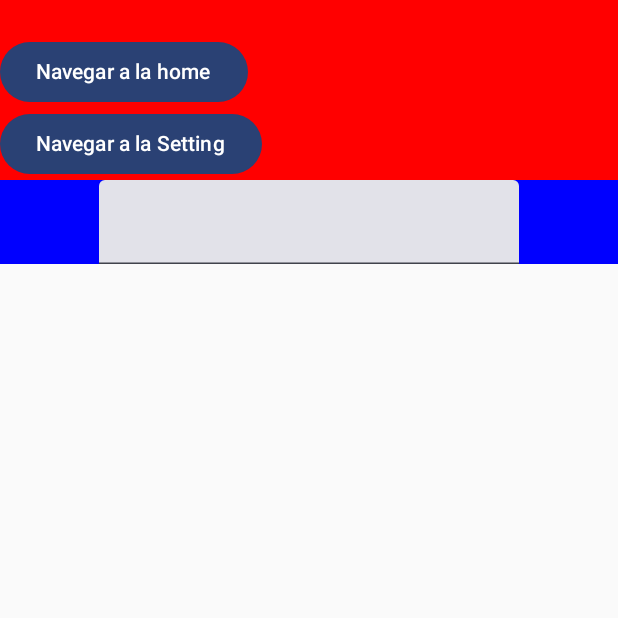
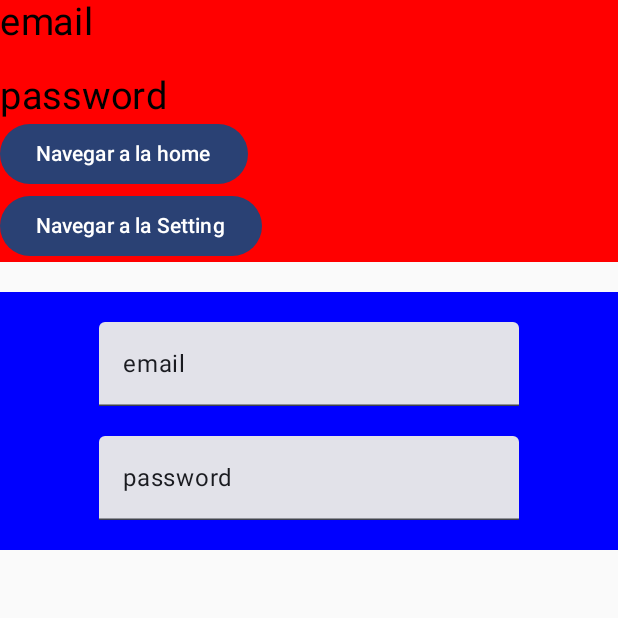
Before and after one commit to jorgez300/AndroidCMPCDemo, an Android app built with Jetpack Compose: the screen it shows after launch (MainActivity), on a phone screen of 412 x 824 dp, the top half of it. Run offline under Robolectric (Android 15) with nearby library versions, the phone set to English and light mode, and no system bars.

Commit message:
ajustes view model

```diff
--- a/app/src/main/java/com/demo/demobaseandroid2/screens/login/LoginScreen.kt
+++ b/app/src/main/java/com/demo/demobaseandroid2/screens/login/LoginScreen.kt
@@ -3,10 +3,12 @@ package com.demo.demobaseandroid2.screens.login
 import androidx.compose.foundation.background
 import androidx.compose.foundation.layout.Box
 import androidx.compose.foundation.layout.Column
+import androidx.compose.foundation.layout.Spacer
 
 import androidx.compose.foundation.layout.fillMaxSize
 import androidx.compose.foundation.layout.fillMaxWidth
 import androidx.compose.foundation.layout.height
+import androidx.compose.foundation.layout.padding
 import androidx.compose.material3.Button
 import androidx.compose.material3.Text
 import androidx.compose.material3.TextField
@@ -17,6 +19,7 @@ import androidx.compose.ui.Alignment
 import androidx.compose.ui.Modifier
 import androidx.compose.ui.graphics.Color
 import androidx.compose.ui.tooling.preview.Preview
+import androidx.compose.ui.unit.dp
 import androidx.compose.ui.unit.sp
 import androidx.lifecycle.compose.collectAsStateWithLifecycle
 import com.demo.demobaseandroid2.core.navigation.Home
@@ -42,24 +45,30 @@ fun LoginScreenPreview() {
 
 
 @Composable
-fun Body(navigateTo: (Any) -> Unit, loginViewModel: LoginViewModel){
+fun Body(navigateTo: (Any) -> Unit, viewModel: LoginViewModel) {
 
 
     Column(modifier = Modifier.fillMaxSize(), horizontalAlignment = Alignment.CenterHorizontally) {
-        Botones(navigateTo, loginViewModel)
-        //Spacer(modifier = Modifier.weight(1f))
-        Formulario(navigateTo, loginViewModel)
+        Botones(navigateTo, viewModel)
+        Spacer(modifier = Modifier.height(20.dp))
+        Formulario(navigateTo, viewModel)
     }
 }
 
 @Composable
-fun Botones(navigateTo: (Any) -> Unit, loginViewModel: LoginViewModel){
-    val email by loginViewModel.email.collectAsStateWithLifecycle()
+fun Botones(navigateTo: (Any) -> Unit, viewModel: LoginViewModel) {
+    val uiState by viewModel.uiState.collectAsStateWithLifecycle()
 
 
     Box(modifier = Modifier.fillMaxWidth()) {
-        Column(modifier = Modifier.fillMaxWidth().background(color = Color.Red)) {
-            Text(text = email, fontSize = 25.sp)
+        Column(
+            modifier = Modifier
+                .fillMaxWidth()
+                .background(color = Color.Red)
+        ) {
+            Text(text = uiState.email.toString(), fontSize = 25.sp)
+            Spacer(modifier = Modifier.height(20.dp))
+            Text(text = uiState.password.toString(), fontSize = 25.sp)
 
             Button(onClick = { navigateTo(Home) }) {
                 Text(text = "Navegar a la home")
@@ -74,14 +83,24 @@ fun Botones(navigateTo: (Any) -> Unit, loginViewModel: LoginViewModel){
 }
 
 @Composable
-fun Formulario(navigateTo: (Any) -> Unit, loginViewModel: LoginViewModel){
-    val email by loginViewModel.email.collectAsStateWithLifecycle()
+fun Formulario(navigateTo: (Any) -> Unit, viewModel: LoginViewModel) {
+    val uiState by viewModel.uiState.collectAsStateWithLifecycle()
+
     Box(modifier = Modifier.fillMaxWidth()) {
         Column(
-            modifier = Modifier.background(color = Color.Blue).fillMaxWidth(),
+            modifier = Modifier
+                .background(color = Color.Blue)
+                .fillMaxWidth()
+                .padding(20.dp),
             horizontalAlignment = Alignment.CenterHorizontally
         ) {
-            TextField(value = email, onValueChange = { loginViewModel.setEmail(it) })
+            TextField(
+                value = uiState.email.toString(),
+                onValueChange = { viewModel.updateState(email = it) })
+            Spacer(modifier = Modifier.height(20.dp))
+            TextField(
+                value = uiState.password.toString(),
+                onValueChange = { viewModel.updateState(password = it) })
         }
     }
 
--- a/app/src/main/java/com/demo/demobaseandroid2/screens/login/LoginViewModel.kt
+++ b/app/src/main/java/com/demo/demobaseandroid2/screens/login/LoginViewModel.kt
@@ -4,13 +4,31 @@ import androidx.lifecycle.ViewModel
 import kotlinx.coroutines.flow.MutableStateFlow
 import kotlinx.coroutines.flow.StateFlow
 import kotlinx.coroutines.flow.asStateFlow
+import kotlinx.coroutines.flow.update
+
+
+data class LoginState(
+    val email: String? = "email",
+    val password: String? = "password",
+    val vip: Boolean = false,
+)
 
 class LoginViewModel : ViewModel() {
 
-    private val _email = MutableStateFlow<String>("")
-    val email: StateFlow<String> = _email.asStateFlow()
+    private val _uiState = MutableStateFlow<LoginState>(LoginState())
+    val uiState: StateFlow<LoginState> = _uiState.asStateFlow()
 
-    fun setEmail(it: String) {
-        _email.value = it
+    fun updateState(
+        email: String? = _uiState.value.email,
+        password: String? = _uiState.value.password,
+        vip: Boolean = _uiState.value.vip
+    ) {
+        _uiState.update { currentState ->
+            currentState.copy(
+                email = email,
+                password = password,
+                vip = vip,
+            )
+        }
     }
 }
```
